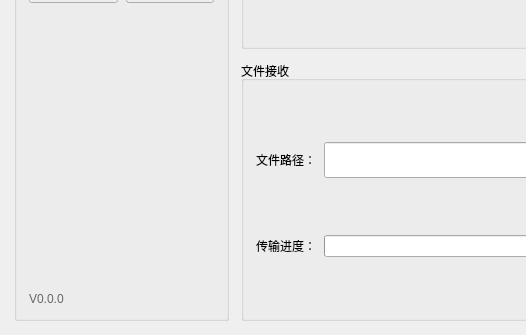
Above: src/ui/widget.ui from luhuadong/WhYModem before the change; both pictures show x 0 to 526 and y 225 to 560 of the 900 by 560 pixel window. Below: the same form after it.
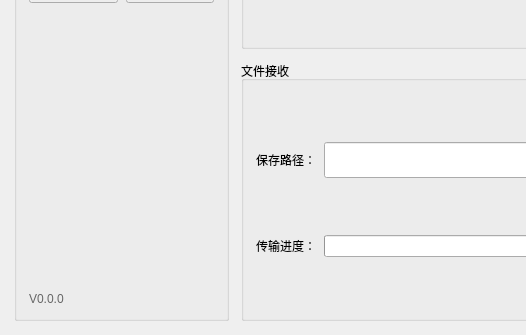
That is the form after the change.

Patch:
```diff
--- a/src/ui/widget.ui
+++ b/src/ui/widget.ui
@@ -444,7 +444,7 @@
         <item>
          <widget class="QLabel" name="label_4">
           <property name="text">
-           <string>文件路径：</string>
+           <string>保存路径：</string>
           </property>
          </widget>
         </item>
```
Left out of the diff: 2 changed lines with no effect on the pictures.
